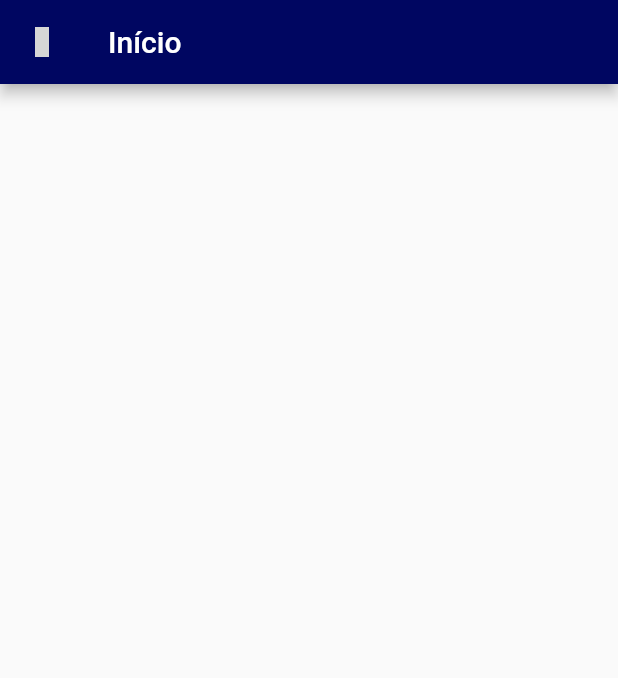
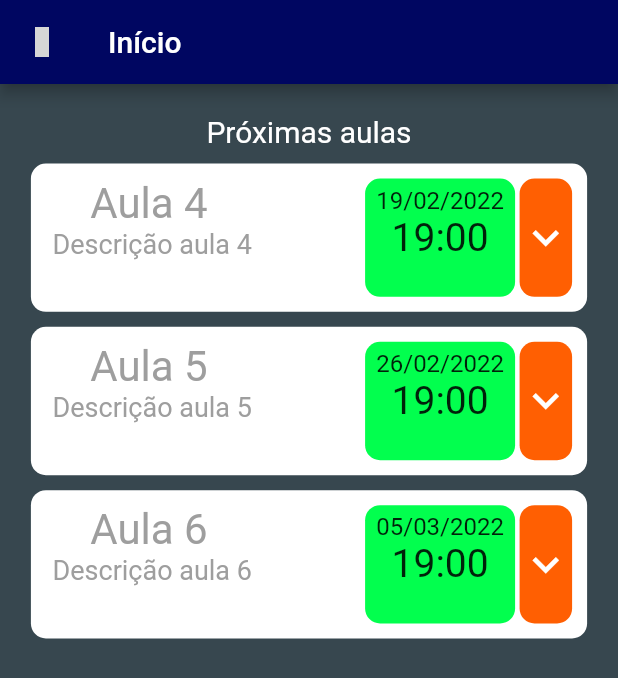
Before and after one commit to guiravisio/APPointmentv1, a Flutter app: the screen it shows after launch, after a tap on "Entrar", on a phone screen of 412 x 824 dp. Shown: the top 678 px of the screen. Run offline on Flutter 3.47's test engine with Material 2 defaults, Android fonts, the light colour scheme and no system bars; statements that could not run were skipped; grey boxes are pictures that could not be loaded.

Commit message:
atualizações 25-04

```diff
--- /dev/null
+++ b/lib/aulawidget.dart
@@ -0,0 +1,71 @@
+// ignore_for_file: sized_box_for_whitespace
+
+import 'package:flutter/material.dart';
+
+class AulaWidget extends StatelessWidget {
+  //Atributos
+  final String nomeAula;
+  final String subtitulo;
+  final String data;
+  final String hora;
+
+  const AulaWidget(this.nomeAula, this.subtitulo, this.data, this.hora,
+      {Key? key})
+      : super(key: key);
+
+  @override
+  Widget build(BuildContext context) {
+    return Container(
+      decoration: new BoxDecoration(
+        borderRadius: BorderRadius.circular(10),
+        color: Color.fromARGB(255, 255, 255, 255),
+      ),
+      width: MediaQuery.of(context).size.width * 0.9,
+      height: MediaQuery.of(context).size.height * 0.12,
+      margin: const EdgeInsets.fromLTRB(20, 10, 20, 0),
+      padding: const EdgeInsets.fromLTRB(10, 10, 10, 10),
+      child: Row(
+        mainAxisAlignment: MainAxisAlignment.spaceBetween,
+        children: [
+          Column(children: [
+            Text(nomeAula,
+                style: const TextStyle(fontSize: 28, color: Colors.grey)),
+            Text(subtitulo,
+                style: const TextStyle(fontSize: 18, color: Colors.grey)),
+          ]),
+          Row(children: [
+            Container(
+                padding: const EdgeInsets.fromLTRB(5, 5, 5, 0),
+                width: 100,
+                height: 110,
+                decoration: new BoxDecoration(
+                  borderRadius: BorderRadius.circular(10),
+                  color: Color.fromARGB(255, 2, 255, 78),
+                ),
+                child: Column(
+                  children: [
+                    Text(data, style: const TextStyle(fontSize: 16)),
+                    Text(hora, style: const TextStyle(fontSize: 26)),
+                  ],
+                )),
+            SizedBox(
+              width: 3,
+            ),
+            Container(
+              height: 110,
+              decoration: new BoxDecoration(
+                borderRadius: BorderRadius.circular(10),
+                color: Color.fromARGB(255, 255, 95, 2),
+              ),
+              child: Icon(
+                Icons.expand_more,
+                color: Color.fromARGB(255, 255, 255, 255),
+                size: 35,
+              ),
+            ),
+          ])
+        ],
+      ),
+    );
+  }
+}
--- a/lib/home.dart
+++ b/lib/home.dart
@@ -1,4 +1,5 @@
 import 'package:flutter/material.dart';
+import 'aulawidget.dart';
 
 class Home extends StatefulWidget {
   const Home({Key? key}) : super(key: key);
@@ -20,7 +21,31 @@ class _HomeState extends State<Home> {
           title: Text('Início'),
           backgroundColor: Color.fromARGB(255, 0, 6, 97),
           actions: []),
-      body: Container(),
+      body: SingleChildScrollView(
+        child: Container(
+          width: double.infinity,
+          height: 900,
+          color: Colors.blueGrey.shade800,
+          child: Column(children: [
+            SizedBox(
+              height: 20,
+            ),
+            Text(
+              "Próximas aulas",
+              style: TextStyle(
+                fontSize: 20.0,
+                color: Color.fromARGB(255, 255, 255, 255),
+              ),
+            ),
+            const AulaWidget(
+                "Aula 4", " Descrição aula 4", "19/02/2022", "19:00"),
+            const AulaWidget(
+                "Aula 5", " Descrição aula 5", "26/02/2022", "19:00"),
+            const AulaWidget(
+                "Aula 6", " Descrição aula 6", "05/03/2022", "19:00")
+          ]),
+        ),
+      ),
     );
   }
 }
--- a/lib/login.dart
+++ b/lib/login.dart
@@ -1,6 +1,7 @@
 // ignore_for_file: prefer_const_constructors
 
 import 'package:appointment/home.dart';
+import 'package:appointment/register.dart';
 import 'package:flutter/material.dart';
 
 class FirstPageLogin extends StatefulWidget {
@@ -42,7 +43,10 @@ class _FirstPageLoginState extends State<FirstPageLogin> {
                   Container(
                     width: MediaQuery.of(context).size.width * 0.75,
                     height: MediaQuery.of(context).size.height * 0.4,
+                    decoration: new BoxDecoration(
+                      borderRadius: BorderRadius.circular(10),
                       color: Colors.white,
+                    ),
                     child: Padding(
                       padding: const EdgeInsets.all(8.0),
                       child: Column(
@@ -78,11 +82,15 @@ class _FirstPageLoginState extends State<FirstPageLogin> {
                           SizedBox(
                             height: 20,
                           ),
+                          Row(
+                            mainAxisAlignment: MainAxisAlignment.center,
+                            children: [
                               ElevatedButton(
                                 onPressed: () {
                                   Navigator.push(
                                     context,
-                                MaterialPageRoute(builder: (context) => Home()),
+                                    MaterialPageRoute(
+                                        builder: (context) => Home()),
                                   );
                                 },
                                 child: const Text('Entrar'),
@@ -93,6 +101,28 @@ class _FirstPageLoginState extends State<FirstPageLogin> {
                                     textStyle: TextStyle(
                                       fontSize: 20,
                                     )),
+                              ),
+                              SizedBox(
+                                width: 20,
+                              ),
+                              ElevatedButton(
+                                onPressed: () {
+                                  Navigator.push(
+                                    context,
+                                    MaterialPageRoute(
+                                        builder: (context) => Register()),
+                                  );
+                                },
+                                child: const Text('Cadastre-se'),
+                                style: ElevatedButton.styleFrom(
+                                    primary: Color.fromARGB(255, 23, 238, 253),
+                                    padding: EdgeInsets.symmetric(
+                                        horizontal: 30, vertical: 20),
+                                    textStyle: TextStyle(
+                                      fontSize: 20,
+                                    )),
+                              )
+                            ],
                           )
                         ],
                       ),
@@ -104,14 +134,20 @@ class _FirstPageLoginState extends State<FirstPageLogin> {
                   Container(
                     width: MediaQuery.of(context).size.width * 0.75,
                     height: MediaQuery.of(context).size.height * 0.1,
+                    decoration: new BoxDecoration(
+                      borderRadius: BorderRadius.circular(10),
                       color: Colors.white,
+                    ),
                     alignment: Alignment.center,
-                    child: Text(
-                      'Esqueceu sua senha?',
-                      style: TextStyle(
-                        fontSize: 20.0,
-                        color: Colors.blueGrey.shade700,
-                      ),
+                    child: TextButton(
+                      onPressed: () {
+                        Navigator.push(
+                          context,
+                          MaterialPageRoute(
+                              builder: (context) => FirstPageLogin()),
+                        );
+                      },
+                      child: Text('Esqueceu sua senha?'),
                     ),
                   )
                 ],
--- a/lib/main.dart
+++ b/lib/main.dart
@@ -13,6 +13,7 @@ class MyApp extends StatelessWidget {
   @override
   Widget build(BuildContext context) {
     return MaterialApp(
+      debugShowCheckedModeBanner: false,
       title: 'APPointment',
       theme: ThemeData(
         primarySwatch: Colors.blue,
```
Also changed, not shown: lib/register.dart (added, +122 -0 lines), 2 other files. Lines whose indentation alone changed are shown as unchanged.
